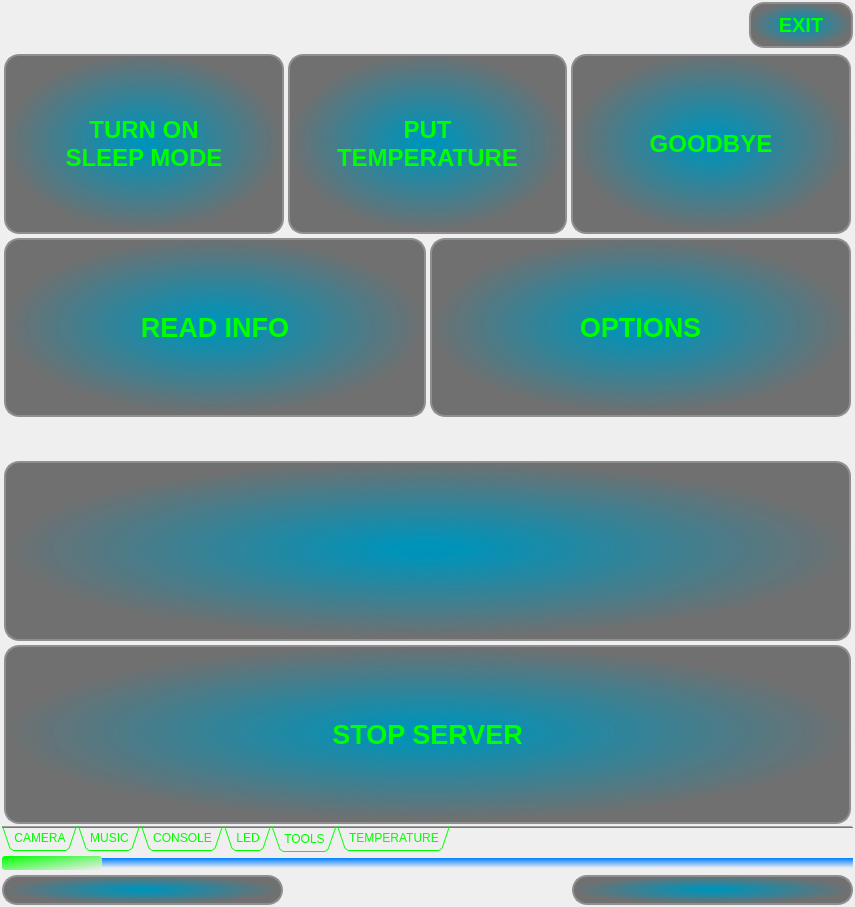
Qt form iDom_Client/idom_client.ui (cyniu88/QT_kurs) before a commit.
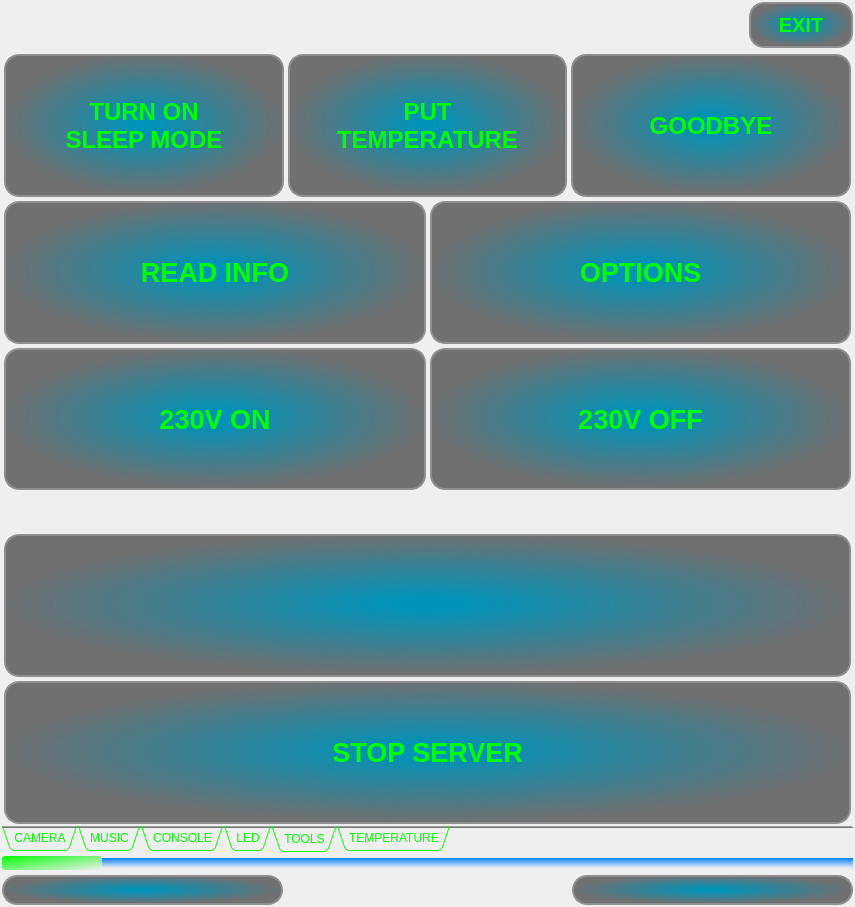
The same form after that commit. The open tabs and pages were chosen to show the change. Icons and pictures are not drawn.

```diff
--- a/iDom_Client/idom_client.ui
+++ b/iDom_Client/idom_client.ui
@@ -2227,6 +2227,68 @@
           </item>
          </layout>
         </item>
+        <item row="2" column="0">
+         <layout class="QHBoxLayout" name="horizontalLayout_6">
+          <item>
+           <widget class="QPushButton" name="On230vButton">
+            <property name="sizePolicy">
+             <sizepolicy hsizetype="Minimum" vsizetype="Ignored">
+              <horstretch>0</horstretch>
+              <verstretch>0</verstretch>
+             </sizepolicy>
+            </property>
+            <property name="font">
+             <font>
+              <pointsize>20</pointsize>
+              <weight>75</weight>
+              <bold>true</bold>
+             </font>
+            </property>
+            <property name="styleSheet">
+             <string notr="true">QPushButton {background-color: qradialgradient(spread:pad, cx:0.499807, cy:0.489, radius:0.5, fx:0.499, fy:0.488909, stop:0.0795455 rgba(0, 147, 185, 255), stop:1 rgba(30, 30, 30, 155));
+ border: 2px solid #8f8f91;
+border-radius: 15px;
+}
+QPushButton:pressed {
+border:none;
+}</string>
+            </property>
+            <property name="text">
+             <string>230V ON</string>
+            </property>
+           </widget>
+          </item>
+          <item>
+           <widget class="QPushButton" name="Off230vButton">
+            <property name="sizePolicy">
+             <sizepolicy hsizetype="Minimum" vsizetype="Ignored">
+              <horstretch>0</horstretch>
+              <verstretch>0</verstretch>
+             </sizepolicy>
+            </property>
+            <property name="font">
+             <font>
+              <pointsize>20</pointsize>
+              <weight>75</weight>
+              <bold>true</bold>
+             </font>
+            </property>
+            <property name="styleSheet">
+             <string notr="true">QPushButton {background-color: qradialgradient(spread:pad, cx:0.499807, cy:0.489, radius:0.5, fx:0.499, fy:0.488909, stop:0.0795455 rgba(0, 147, 185, 255), stop:1 rgba(30, 30, 30, 155));
+ border: 2px solid #8f8f91;
+border-radius: 15px;
+}
+QPushButton:pressed {
+border:none;
+}</string>
+            </property>
+            <property name="text">
+             <string>230V OFF</string>
+            </property>
+           </widget>
+          </item>
+         </layout>
+        </item>
        </layout>
       </widget>
       <widget class="QWidget" name="tab_6">
```
Left out of the diff: 8 changed lines with no effect on the pictures.
